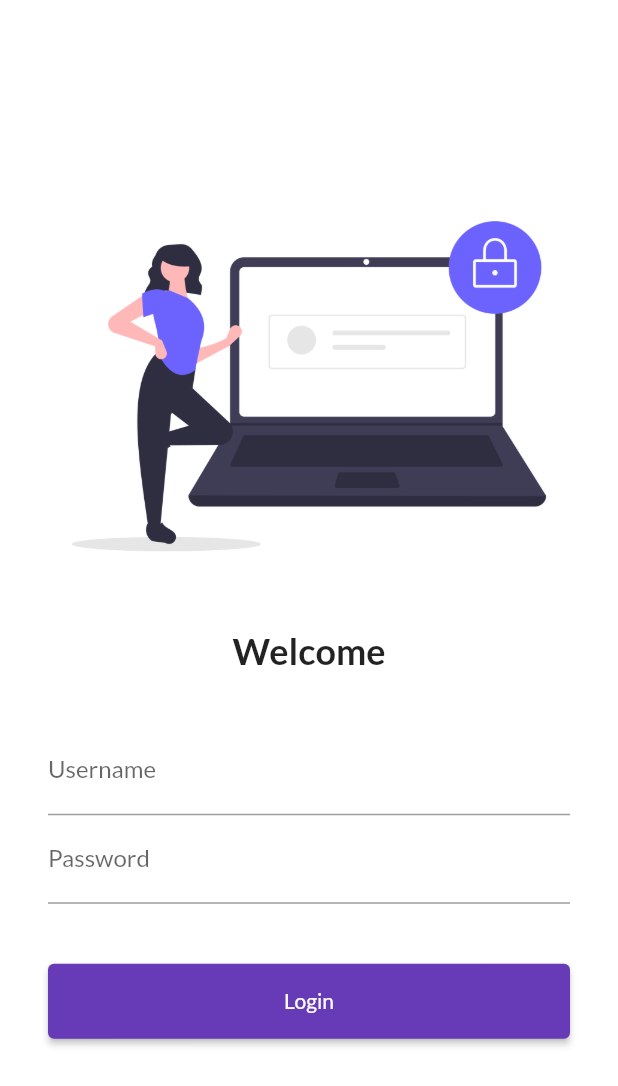
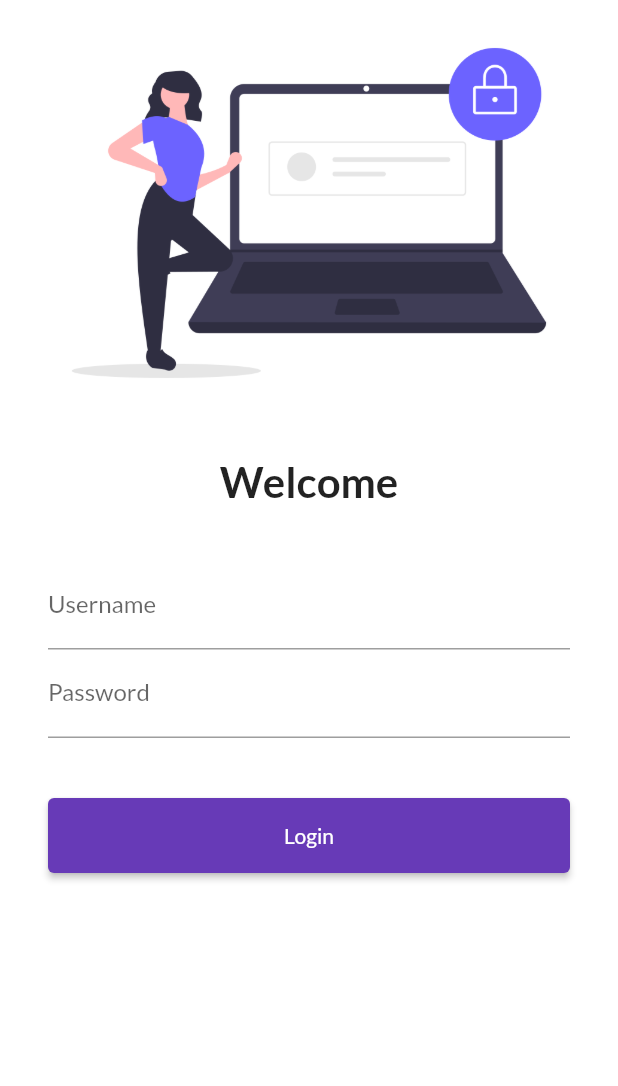
Before and after one commit to Sushanmah/Flutter-learn, a Flutter app: the screen it shows after launch, on a phone screen of 412 x 824 dp. Shown: the top 1086 px of the screen. Run offline on Flutter 3.47's test engine with Material 2 defaults, Android fonts, the phone set to English and light mode, and no system bars; our stand-ins replace google_fonts.

```diff
--- a/lib/main.dart
+++ b/lib/main.dart
@@ -1,5 +1,6 @@
 import 'package:flutter/material.dart';
 import 'package:flutter_application_1/screens/login_page.dart';
+import 'package:flutter_application_1/utils/routes.dart';
 import 'package:google_fonts/google_fonts.dart';
 import 'screens/home_page.dart';
 
@@ -19,7 +20,8 @@ class MyApp extends StatelessWidget {
       initialRoute: "/",
       routes: {
         "/": (context) => LoginPage(),
-        "/home": (context) => HomePage(),
+        MyRoutes.LoginRoute: (context) => LoginPage(),
+        MyRoutes.HomeRoute: (context) => HomePage(),
       },
     );
   }
--- a/lib/screens/home_page.dart
+++ b/lib/screens/home_page.dart
@@ -16,7 +16,6 @@ class HomePage extends StatelessWidget {
           child: Text("flutter Coding just in $days days by  $name"),
         ),
       ),
-      drawer: Drawer(),
     );
   }
 }
--- a/lib/screens/login_page.dart
+++ b/lib/screens/login_page.dart
@@ -1,4 +1,5 @@
 import 'package:flutter/material.dart';
+import 'package:flutter_application_1/utils/routes.dart';
 
 class LoginPage extends StatelessWidget {
   const LoginPage({Key? key}) : super(key: key);
@@ -7,6 +8,7 @@ class LoginPage extends StatelessWidget {
   Widget build(BuildContext context) {
     return Material(
         color: Colors.white,
+        child: SingleChildScrollView(
           child: Column(
             mainAxisAlignment: MainAxisAlignment.center,
             children: [
@@ -19,7 +21,7 @@ class LoginPage extends StatelessWidget {
               ),
               const Text("Welcome",
                   style: TextStyle(
-                  fontSize: 24,
+                    fontSize: 28,
                     fontWeight: FontWeight.bold,
                   )),
               SizedBox(
@@ -44,16 +46,17 @@ class LoginPage extends StatelessWidget {
                     ),
                     ElevatedButton(
                       onPressed: () {
-                      print("nice click");
+                        Navigator.pushNamed(context, MyRoutes.HomeRoute);
                       },
                       child: Text("Login"),
-                    style: ElevatedButton.styleFrom(
-                        maximumSize: Size(400, 50), minimumSize: Size(400, 50)),
+                      style:
+                          ElevatedButton.styleFrom(minimumSize: Size(400, 50)),
                     )
                   ],
                 ),
               )
             ],
+          ),
         ));
   }
 }
--- /dev/null
+++ b/lib/utils/routes.dart
@@ -0,0 +1,4 @@
+class MyRoutes {
+  static String LoginRoute = '/login';
+  static String HomeRoute = '/home';
+}
```
Lines whose indentation alone changed are shown as unchanged.
